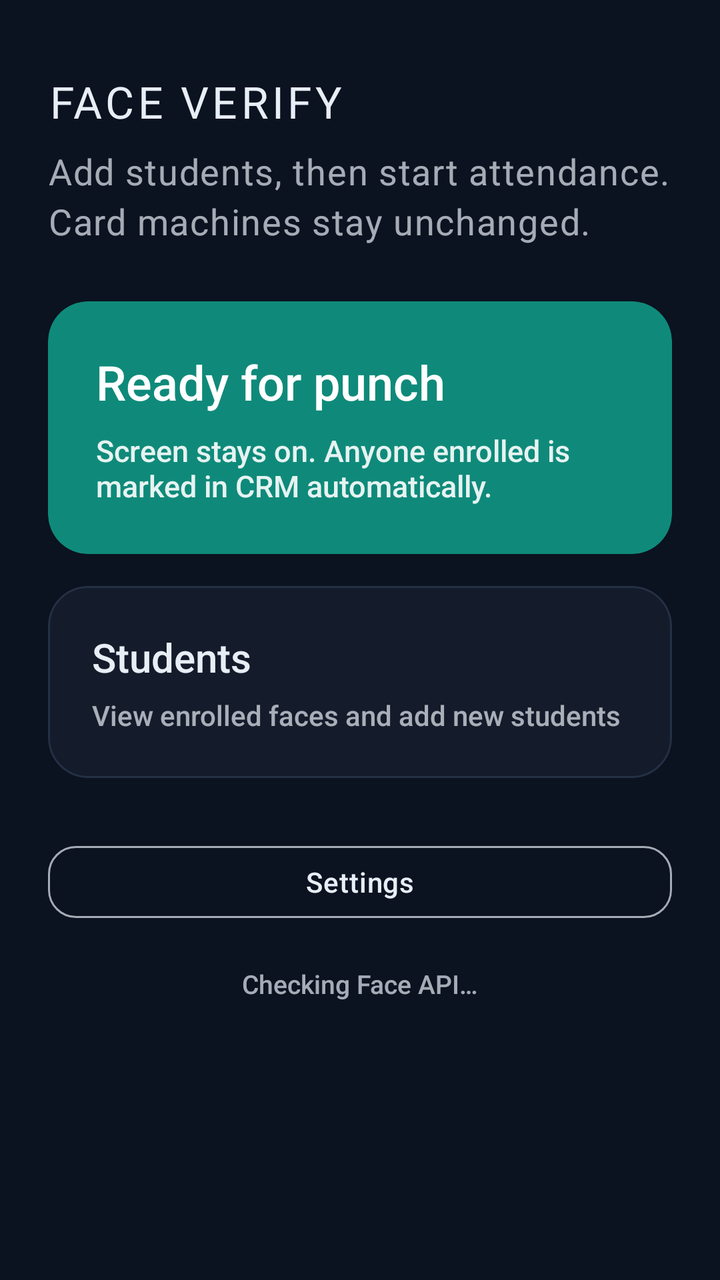
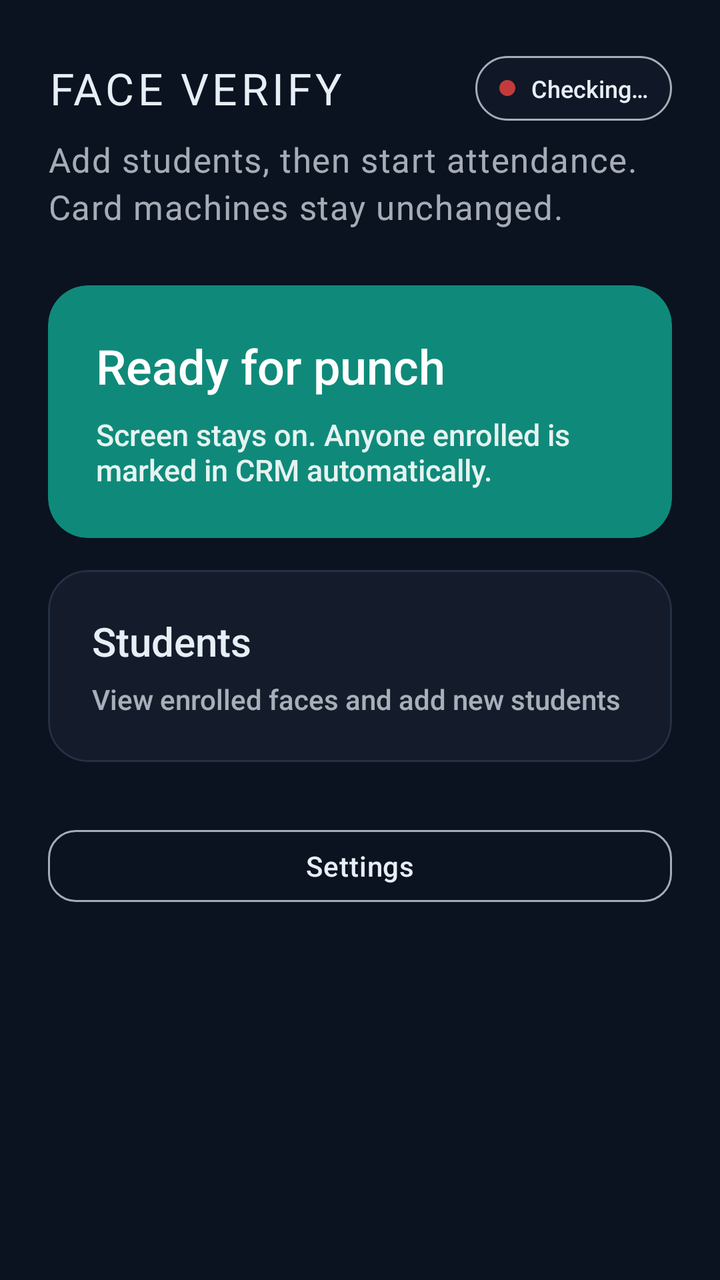

Screens rendered from an Android XML layout before and after an edit, with the pre-edit source and the edit as a unified diff.
<!-- AndroidManifest.xml: application theme Theme.FaceVerifyKiosk -->
<!-- res/layout/activity_home.xml -->
<?xml version="1.0" encoding="utf-8"?>
<ScrollView xmlns:android="http://schemas.android.com/apk/res/android"
    xmlns:app="http://schemas.android.com/apk/res-auto"
    android:layout_width="match_parent"
    android:layout_height="match_parent"
    android:background="@color/ink"
    android:fillViewport="true">

    <LinearLayout
        android:layout_width="match_parent"
        android:layout_height="wrap_content"
        android:orientation="vertical"
        android:paddingHorizontal="24dp"
        android:paddingTop="36dp"
        android:paddingBottom="32dp">

        <TextView
            style="@style/Text.FaceVerify.Brand"
            android:layout_width="match_parent"
            android:layout_height="wrap_content"
            android:text="@string/brand" />

        <TextView
            style="@style/Text.FaceVerify.Hint"
            android:layout_width="match_parent"
            android:layout_height="wrap_content"
            android:layout_marginTop="8dp"
            android:text="@string/home_subtitle"
            android:textSize="18sp" />

        <com.google.android.material.card.MaterialCardView
            android:id="@+id/cardAttendance"
            android:layout_width="match_parent"
            android:layout_height="wrap_content"
            android:layout_marginTop="28dp"
            android:clickable="true"
            android:focusable="true"
            app:cardBackgroundColor="@color/teal"
            app:cardCornerRadius="20dp"
            app:cardElevation="0dp"
            app:rippleColor="@color/teal_bright">

            <LinearLayout
                android:layout_width="match_parent"
                android:layout_height="wrap_content"
                android:orientation="vertical"
                android:padding="24dp">

                <TextView
                    android:layout_width="match_parent"
                    android:layout_height="wrap_content"
                    android:text="@string/ready_for_punch"
                    android:textColor="@color/white"
                    android:textSize="24sp"
                    android:fontFamily="sans-serif-medium" />

                <TextView
                    android:layout_width="match_parent"
                    android:layout_height="wrap_content"
                    android:layout_marginTop="8dp"
                    android:text="@string/ready_for_punch_hint"
                    android:textColor="@color/white"
                    android:alpha="0.9"
                    android:textSize="15sp" />
            </LinearLayout>
        </com.google.android.material.card.MaterialCardView>

        <com.google.android.material.card.MaterialCardView
            android:id="@+id/cardStudents"
            android:layout_width="match_parent"
            android:layout_height="wrap_content"
            android:layout_marginTop="16dp"
            android:clickable="true"
            android:focusable="true"
            app:cardBackgroundColor="@color/ink_soft"
            app:cardCornerRadius="20dp"
            app:cardElevation="0dp"
            app:strokeColor="@color/slate"
            app:strokeWidth="1dp"
            app:rippleColor="@color/teal_bright">

            <LinearLayout
                android:layout_width="match_parent"
                android:layout_height="wrap_content"
                android:orientation="vertical"
                android:padding="22dp">

                <TextView
                    android:layout_width="match_parent"
                    android:layout_height="wrap_content"
                    android:text="@string/students_menu"
                    android:textColor="@color/mist"
                    android:textSize="20sp"
                    android:fontFamily="sans-serif-medium" />

                <TextView
                    android:id="@+id/studentsSummary"
                    android:layout_width="match_parent"
                    android:layout_height="wrap_content"
                    android:layout_marginTop="6dp"
                    android:text="@string/students_menu_hint"
                    android:textColor="@color/mist_dim"
                    android:textSize="14sp" />
            </LinearLayout>
        </com.google.android.material.card.MaterialCardView>

        <com.google.android.material.button.MaterialButton
            android:id="@+id/btnSettings"
            style="@style/Widget.FaceVerify.Button.Ghost"
            android:layout_width="match_parent"
            android:layout_height="wrap_content"
            android:layout_marginTop="28dp"
            android:text="@string/settings" />

        <TextView
            android:id="@+id/apiStatus"
            android:layout_width="match_parent"
            android:layout_height="wrap_content"
            android:layout_marginTop="18dp"
            android:gravity="center"
            android:textColor="@color/mist_dim"
            android:textSize="13sp"
            android:text="@string/checking_api" />
    </LinearLayout>
</ScrollView>
<!-- resources referenced by this layout -->
<resources>
  <color name="ink">#FF0B1220</color>
  <color name="ink_soft">#FF141C2B</color>
  <color name="mist">#FFE8EEF5</color>
  <color name="mist_dim">#B3E8EEF5</color>
  <color name="slate">#FF243044</color>
  <color name="teal">#FF0F8A7A</color>
  <color name="teal_bright">#FF1BB8A5</color>
  <color name="white">#FFFFFFFF</color>
  <string name="brand">Face Verify</string>
  <string name="checking_api">Checking Face API…</string>
  <string name="home_subtitle">Add students, then start attendance. Card machines stay unchanged.</string>
  <string name="ready_for_punch">Ready for punch</string>
  <string name="ready_for_punch_hint">Screen stays on. Anyone enrolled is marked in CRM automatically.</string>
  <string name="settings">Settings</string>
  <string name="students_menu">Students</string>
  <string name="students_menu_hint">View enrolled faces and add new students</string>
  <style name="Text.FaceVerify.Brand" parent="TextAppearance.MaterialComponents.Headline5">
          <item name="android:textColor">@color/mist</item>
          <item name="android:textSize">22sp</item>
          <item name="android:letterSpacing">0.08</item>
          <item name="android:fontFamily">sans-serif-medium</item>
          <item name="android:textAllCaps">true</item>
      </style>
  <style name="Text.FaceVerify.Hint" parent="TextAppearance.MaterialComponents.Body1">
          <item name="android:textColor">@color/mist_dim</item>
          <item name="android:textSize">16sp</item>
          <item name="android:lineSpacingExtra">4dp</item>
      </style>
  <style name="Widget.FaceVerify.Button.Ghost" parent="Widget.MaterialComponents.Button.OutlinedButton">
          <item name="android:textAllCaps">false</item>
          <item name="strokeColor">@color/mist_dim</item>
          <item name="strokeWidth">1dp</item>
          <item name="cornerRadius">14dp</item>
          <item name="android:textColor">@color/mist</item>
          <item name="android:minHeight">48dp</item>
          <item name="rippleColor">@color/teal_bright</item>
      </style>
  <color name="amber">#FFE0A100</color>
  <style name="Widget.FaceVerify.Button" parent="Widget.MaterialComponents.Button">
          <item name="android:textAllCaps">false</item>
          <item name="android:letterSpacing">0.02</item>
          <item name="cornerRadius">14dp</item>
          <item name="backgroundTint">@color/teal</item>
          <item name="android:minHeight">52dp</item>
          <item name="android:paddingLeft">20dp</item>
          <item name="android:paddingRight">20dp</item>
      </style>
  <style name="Widget.FaceVerify.TextInput" parent="Widget.MaterialComponents.TextInputLayout.OutlinedBox">
          <item name="boxBackgroundColor">@color/field_bg</item>
          <item name="boxStrokeColor">@color/teal</item>
          <item name="hintTextColor">@color/mist_dim</item>
          <item name="android:textColorHint">@color/mist_dim</item>
      </style>
  <color name="field_bg">#FF1A2436</color>
  <!-- unchanged entries left out for length: 1 -->
</resources>

<!-- the commit's change to res/layout/activity_home.xml (unified diff, before → after) -->
@@ -11,14 +11,48 @@
         android:layout_height="wrap_content"
         android:orientation="vertical"
         android:paddingHorizontal="24dp"
-        android:paddingTop="36dp"
+        android:paddingTop="28dp"
         android:paddingBottom="32dp">
 
-        <TextView
-            style="@style/Text.FaceVerify.Brand"
+        <LinearLayout
             android:layout_width="match_parent"
             android:layout_height="wrap_content"
-            android:text="@string/brand" />
+            android:gravity="center_vertical"
+            android:orientation="horizontal">
+
+            <TextView
+                style="@style/Text.FaceVerify.Brand"
+                android:layout_width="0dp"
+                android:layout_height="wrap_content"
+                android:layout_weight="1"
+                android:text="@string/brand" />
+
+            <LinearLayout
+                android:id="@+id/connectionPill"
+                android:layout_width="wrap_content"
+                android:layout_height="wrap_content"
+                android:background="@drawable/bg_connection_pill"
+                android:gravity="center_vertical"
+                android:orientation="horizontal"
+                android:paddingHorizontal="12dp"
+                android:paddingVertical="8dp">
+
+                <View
+                    android:id="@+id/connectionDot"
+                    android:layout_width="8dp"
+                    android:layout_height="8dp"
+                    android:background="@drawable/bg_dot" />
+
+                <TextView
+                    android:id="@+id/connectionStatus"
+                    android:layout_width="wrap_content"
+                    android:layout_height="wrap_content"
+                    android:layout_marginStart="8dp"
+                    android:text="@string/status_checking"
+                    android:textColor="@color/mist"
+                    android:textSize="12sp" />
+            </LinearLayout>
+        </LinearLayout>
 
         <TextView
             style="@style/Text.FaceVerify.Hint"
@@ -26,7 +60,7 @@
             android:layout_height="wrap_content"
             android:layout_marginTop="8dp"
             android:text="@string/home_subtitle"
-            android:textSize="18sp" />
+            android:textSize="17sp" />
 
         <com.google.android.material.card.MaterialCardView
             android:id="@+id/cardAttendance"
@@ -49,18 +83,18 @@
                 <TextView
                     android:layout_width="match_parent"
                     android:layout_height="wrap_content"
+                    android:fontFamily="sans-serif-medium"
                     android:text="@string/ready_for_punch"
                     android:textColor="@color/white"
-                    android:textSize="24sp"
-                    android:fontFamily="sans-serif-medium" />
+                    android:textSize="24sp" />
 
                 <TextView
                     android:layout_width="match_parent"
                     android:layout_height="wrap_content"
                     android:layout_marginTop="8dp"
+                    android:alpha="0.9"
                     android:text="@string/ready_for_punch_hint"
                     android:textColor="@color/white"
-                    android:alpha="0.9"
                     android:textSize="15sp" />
             </LinearLayout>
         </com.google.android.material.card.MaterialCardView>
@@ -75,9 +109,9 @@
             app:cardBackgroundColor="@color/ink_soft"
             app:cardCornerRadius="20dp"
             app:cardElevation="0dp"
+            app:rippleColor="@color/teal_bright"
             app:strokeColor="@color/slate"
-            app:strokeWidth="1dp"
-            app:rippleColor="@color/teal_bright">
+            app:strokeWidth="1dp">
 
             <LinearLayout
                 android:layout_width="match_parent"
@@ -88,10 +122,10 @@
                 <TextView
                     android:layout_width="match_parent"
                     android:layout_height="wrap_content"
+                    android:fontFamily="sans-serif-medium"
                     android:text="@string/students_menu"
                     android:textColor="@color/mist"
-                    android:textSize="20sp"
-                    android:fontFamily="sans-serif-medium" />
+                    android:textSize="20sp" />
 
                 <TextView
                     android:id="@+id/studentsSummary"
@@ -111,15 +145,5 @@
             android:layout_height="wrap_content"
             android:layout_marginTop="28dp"
             android:text="@string/settings" />
-
-        <TextView
-            android:id="@+id/apiStatus"
-            android:layout_width="match_parent"
-            android:layout_height="wrap_content"
-            android:layout_marginTop="18dp"
-            android:gravity="center"
-            android:textColor="@color/mist_dim"
-            android:textSize="13sp"
-            android:text="@string/checking_api" />
     </LinearLayout>
 </ScrollView>
<!-- resource entries referenced after the edit -->
@@ -8,12 +8,30 @@
   <color name="teal">#FF0F8A7A</color>
   <color name="teal_bright">#FF1BB8A5</color>
   <color name="white">#FFFFFFFF</color>
+  <!-- drawable bg_connection_pill (drawable) -->
+  <?xml version="1.0" encoding="utf-8"?>
+  <shape xmlns:android="http://schemas.android.com/apk/res/android">
+      <solid android:color="#99141C2B" />
+      <corners android:radius="999dp" />
+      <stroke
+          android:width="1dp"
+          android:color="@color/mist_dim" />
+  </shape>
+  <!-- drawable bg_dot (drawable) -->
+  <?xml version="1.0" encoding="utf-8"?>
+  <shape xmlns:android="http://schemas.android.com/apk/res/android"
+      android:shape="oval">
+      <solid android:color="@color/fail" />
+      <size
+          android:width="10dp"
+          android:height="10dp" />
+  </shape>
   <string name="brand">Face Verify</string>
-  <string name="checking_api">Checking Face API…</string>
   <string name="home_subtitle">Add students, then start attendance. Card machines stay unchanged.</string>
   <string name="ready_for_punch">Ready for punch</string>
   <string name="ready_for_punch_hint">Screen stays on. Anyone enrolled is marked in CRM automatically.</string>
   <string name="settings">Settings</string>
+  <string name="status_checking">Checking…</string>
   <string name="students_menu">Students</string>
   <string name="students_menu_hint">View enrolled faces and add new students</string>
   <style name="Text.FaceVerify.Brand" parent="TextAppearance.MaterialComponents.Headline5">
@@ -37,6 +55,7 @@
           <item name="android:minHeight">48dp</item>
           <item name="rippleColor">@color/teal_bright</item>
       </style>
+  <color name="fail">#FFC23B3B</color>
   <color name="amber">#FFE0A100</color>
   <style name="Widget.FaceVerify.Button" parent="Widget.MaterialComponents.Button">
           <item name="android:textAllCaps">false</item>
